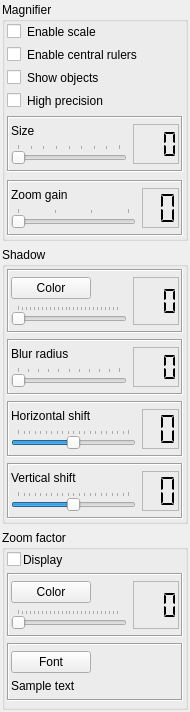
Qt form src/plugins/mapmagnifier/magnifieroptions2.ui (xnamed/vacuum-im) before a commit.
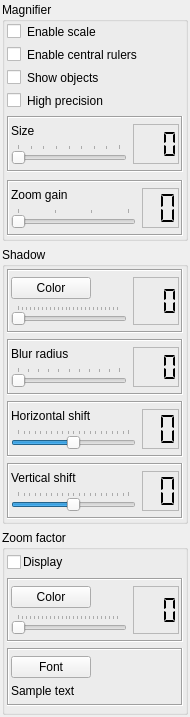
The same form after that commit.

```diff
--- a/src/plugins/mapmagnifier/magnifieroptions2.ui
+++ b/src/plugins/mapmagnifier/magnifieroptions2.ui
@@ -7,7 +7,7 @@
     <x>0</x>
     <y>0</y>
     <width>190</width>
-    <height>707</height>
+    <height>717</height>
    </rect>
   </property>
   <property name="sizePolicy">
@@ -880,7 +880,7 @@
            </property>
            <property name="sizeHint" stdset="0">
             <size>
-             <width>86</width>
+             <width>5</width>
              <height>20</height>
             </size>
            </property>
@@ -958,7 +958,7 @@
            </property>
            <property name="sizeHint" stdset="0">
             <size>
-             <width>86</width>
+             <width>5</width>
              <height>20</height>
             </size>
            </property>
```
